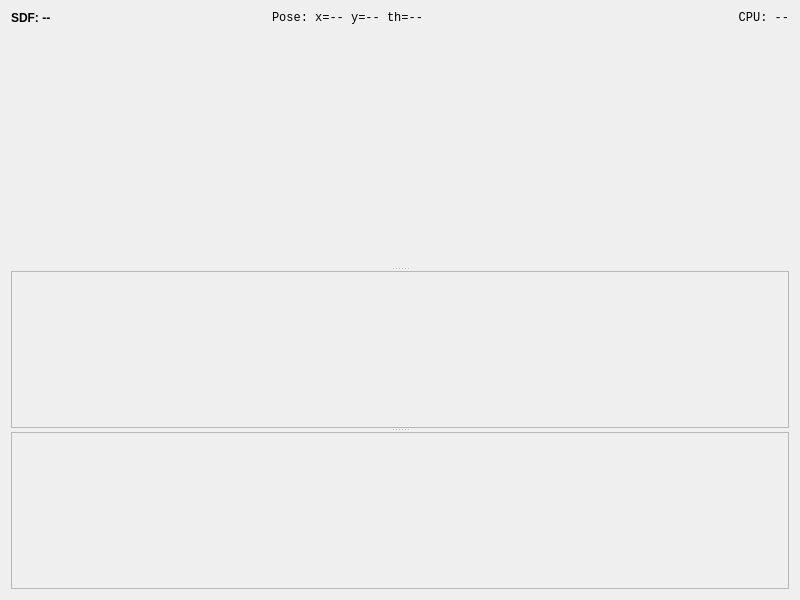
Qt form components/localization/sdf_localizer/src/mainUI.ui (robocomp/robocomp-robolab) before a commit.
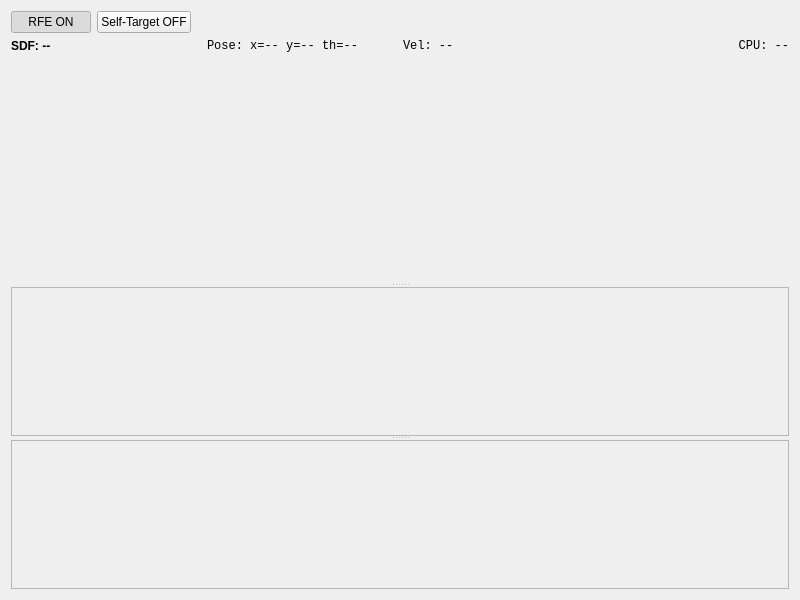
The same form after that commit.

The edit to the form file:
```diff
--- a/components/localization/sdf_localizer/src/mainUI.ui
+++ b/components/localization/sdf_localizer/src/mainUI.ui
@@ -15,12 +15,64 @@
   </property>
   <layout class="QVBoxLayout" name="verticalLayout_2">
    <item>
-    <layout class="QVBoxLayout" name="verticalLayout" stretch="0,1">
+    <layout class="QVBoxLayout" name="verticalLayout" stretch="0,0,1">
      <item>
-      <layout class="QHBoxLayout" name="horizontalLayout">
-       <property name="sizeConstraint">
-        <enum>QLayout::SetMinimumSize</enum>
-       </property>
+      <layout class="QHBoxLayout" name="buttonLayout">
+       <item>
+        <widget class="QPushButton" name="rfeToggleButton">
+         <property name="text">
+          <string>RFE ON</string>
+         </property>
+         <property name="checkable">
+          <bool>true</bool>
+         </property>
+         <property name="checked">
+          <bool>true</bool>
+         </property>
+         <property name="sizePolicy">
+          <sizepolicy hsizetype="Fixed" vsizetype="Fixed">
+           <horstretch>0</horstretch>
+           <verstretch>0</verstretch>
+          </sizepolicy>
+         </property>
+        </widget>
+       </item>
+       <item>
+        <widget class="QPushButton" name="selfTargetButton">
+         <property name="text">
+          <string>Self-Target OFF</string>
+         </property>
+         <property name="checkable">
+          <bool>true</bool>
+         </property>
+         <property name="checked">
+          <bool>false</bool>
+         </property>
+         <property name="sizePolicy">
+          <sizepolicy hsizetype="Fixed" vsizetype="Fixed">
+           <horstretch>0</horstretch>
+           <verstretch>0</verstretch>
+          </sizepolicy>
+         </property>
+        </widget>
+       </item>
+       <item>
+        <spacer name="buttonSpacer">
+         <property name="orientation">
+          <enum>Qt::Horizontal</enum>
+         </property>
+         <property name="sizeHint" stdset="0">
+          <size>
+           <width>40</width>
+           <height>20</height>
+          </size>
+         </property>
+        </spacer>
+       </item>
+      </layout>
+     </item>
+     <item>
+      <layout class="QHBoxLayout" name="statusLayout">
        <item>
         <widget class="QLabel" name="sdfStatusLabel">
          <property name="sizePolicy">
@@ -52,6 +104,18 @@
          </property>
         </widget>
        </item>
+       <item>
+        <widget class="QLabel" name="velocityLabel">
+         <property name="font">
+          <font>
+           <family>Monospace</family>
+          </font>
+         </property>
+         <property name="text">
+          <string>Vel: --</string>
+         </property>
+        </widget>
+       </item>
        <item>
         <widget class="QLabel" name="cpuLabel">
          <property name="font">
```
